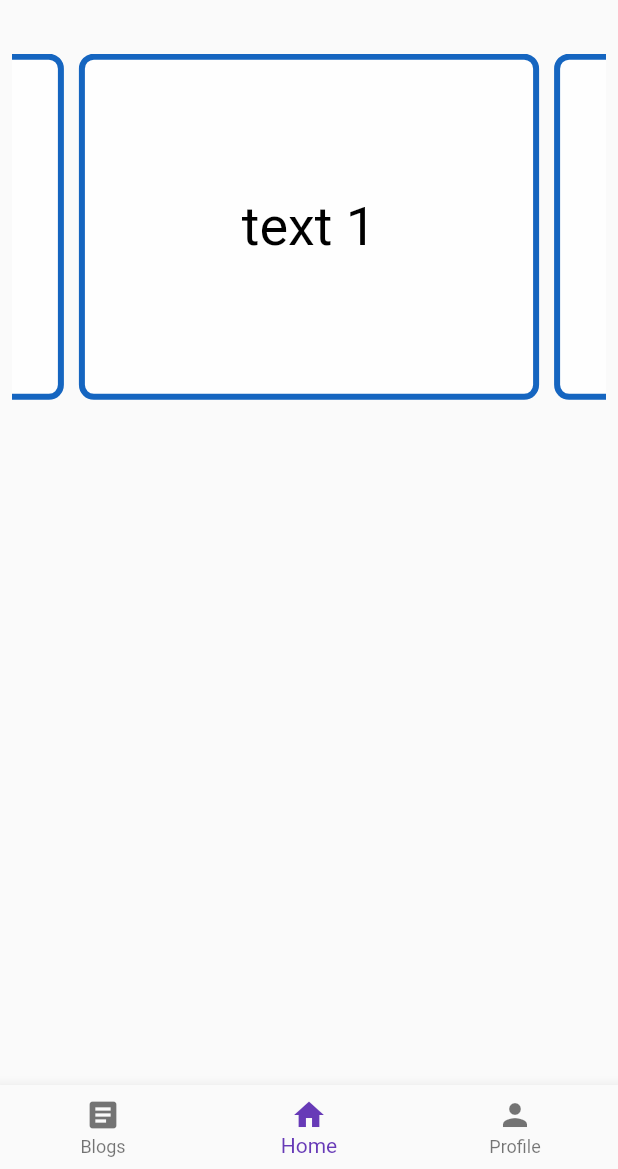
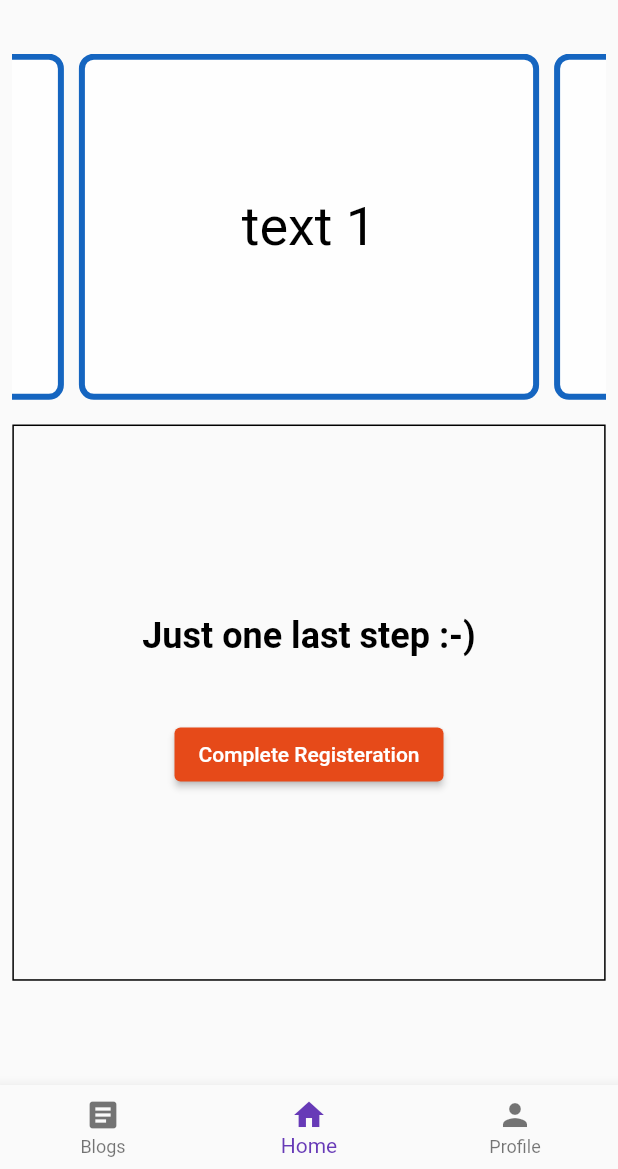
Before and after one commit to KnowWhatToDo/kwtd-app, a Flutter app: the HomePage screen opened directly, on a phone screen of 412 x 824 dp, the part 67-1236 px from its top. Run offline on Flutter 3.47's test engine with Material 2 defaults, Android fonts, the phone set to English and light mode, and no system bars; drawn by our look-alikes of carousel_slider; our stand-ins replace country_picker, firebase_auth, firebase_core, flutter_riverpod, pinput; missing offline and left inert: firebase_app_check, flutter_initicon; accounts and stored records are empty.

```diff
--- a/lib/controllers/mentor_controller.dart
+++ b/lib/controllers/mentor_controller.dart
@@ -2,6 +2,6 @@ import 'package:http/http.dart' as http;
 import 'package:kwtd/models/mentor.dart';
 
 Future<Mentor> getMentorDetails() async {
-  var res = await http.get(Uri.parse('http://192.168.29.6:8080/Mentor'));
+  var res = await http.get(Uri.parse('<addr>/Mentor'));
   return mentorFromJson(res.body);
 }
--- a/lib/screens/mentee_screens/mentee_home.dart
+++ b/lib/screens/mentee_screens/mentee_home.dart
@@ -1,10 +1,6 @@
 import 'package:carousel_slider/carousel_slider.dart';
-// import 'package:flutter/foundation.dart';
-// import 'package:firebase_auth/firebase_auth.dart';
 import 'package:flutter/material.dart';
 import 'package:flutter_riverpod/flutter_riverpod.dart';
-// import 'package:kwtd/models/mentor.dart';
-// import 'package:kwtd/controllers/user_details.dart';
 import 'package:kwtd/screens/views/meetings_view.dart';
 
 class MenteeHome extends ConsumerStatefulWidget {
@@ -23,8 +19,6 @@ class _MenteeHomeState extends ConsumerState<MenteeHome> {
   @override
   Widget build(BuildContext context) {
     final screenHeight = MediaQuery.of(context).size.height;
-    // String name = FirebaseAuth.instance.currentUser!.displayName ??
-    //     ref.read(usernameProvider);
 
     return Padding(
       padding: const EdgeInsets.all(8.0),
@@ -65,6 +59,9 @@ class _MenteeHomeState extends ConsumerState<MenteeHome> {
               );
             }).toList(),
           ),
+          SizedBox(
+            height: MediaQuery.of(context).size.height * 0.02,
+          ),
           const MeetingsView(),
         ],
       ),
--- a/lib/screens/setup_screen.dart
+++ b/lib/screens/setup_screen.dart
@@ -77,6 +77,7 @@ class _AccountSetupState extends ConsumerState<AccountSetup> {
                   FirebaseAuth.instance.currentUser!
                       .updateDisplayName(_controller.text);
                   ref.read(usernameProvider.notifier).state = _controller.text;
+
                   Navigator.pushReplacement(
                     context,
                     MaterialPageRoute(builder: (context) => const HomePage()),
--- a/lib/screens/views/meetings_view.dart
+++ b/lib/screens/views/meetings_view.dart
@@ -1,5 +1,3 @@
-// import 'dart:convert';
-// import 'package:flutter/foundation.dart';
 import 'package:flutter/material.dart';
 import 'package:flutter_riverpod/flutter_riverpod.dart';
 import 'package:http/http.dart' as http;
@@ -22,13 +20,13 @@ class _MeetingsViewState extends ConsumerState<MeetingsView> {
     super.initState();
   }
 
+  String meetingState = 'not-registered';
+
   @override
   Widget build(BuildContext context) {
-    return Column(
-      mainAxisAlignment: MainAxisAlignment.start,
-      crossAxisAlignment: CrossAxisAlignment.center,
-      children: [],
-    );
+    return (meetingState == 'not-registered')
+        ? const NotRegistered()
+        : Container();
   }
 
   void getMentee() async {
@@ -37,6 +35,45 @@ class _MeetingsViewState extends ConsumerState<MeetingsView> {
     //   print('Mentee name: $mentee.name');
     // }
     // Mentor mentor = await getMentorDetails();
-    // print(mentor.collegeName);
+    // print(mentor.experiences[0].endDate.toString().split(' ')[0]);
   }
 }
+
+class NotRegistered extends StatelessWidget {
+  const NotRegistered({super.key});
+
+  @override
+  Widget build(BuildContext context) {
+    return Container(
+      height: MediaQuery.of(context).size.height * 0.45,
+      width: MediaQuery.of(context).size.width * 0.96,
+      decoration: BoxDecoration(border: Border.all(color: Colors.black)),
+      child: Center(
+        child: Column(
+          mainAxisAlignment: MainAxisAlignment.center,
+          children: [
+            const Text(
+              'Just one last step :-)',
+              style: TextStyle(
+                fontWeight: FontWeight.bold,
+                fontSize: 24,
+              ),
+            ),
+            SizedBox(
+              height: MediaQuery.of(context).size.height * 0.05,
+            ),
+            ElevatedButton(
+              onPressed: () {
+                ScaffoldMessenger.of(context).showSnackBar(const SnackBar(
+                    content: Text('Goes to registeration page....')));
+              },
+              style: ElevatedButton.styleFrom(
+                  backgroundColor: Colors.deepOrange.shade700),
+              child: const Text('Complete Registeration'),
+            )
+          ],
+        ),
+      ),
+    );
+  }
+}
```
Also changed, not shown: lib/models/mentor.dart (+0 -8 lines), lib/screens/mentee_screens/mentee_edit_profile.dart (added, +175 -0 lines), lib/screens/mentee_screens/mentee_profile.dart (+10 -4 lines), flutter_02.png (added), lib/screens/mentor_screens/mentor_home.dart (added).
